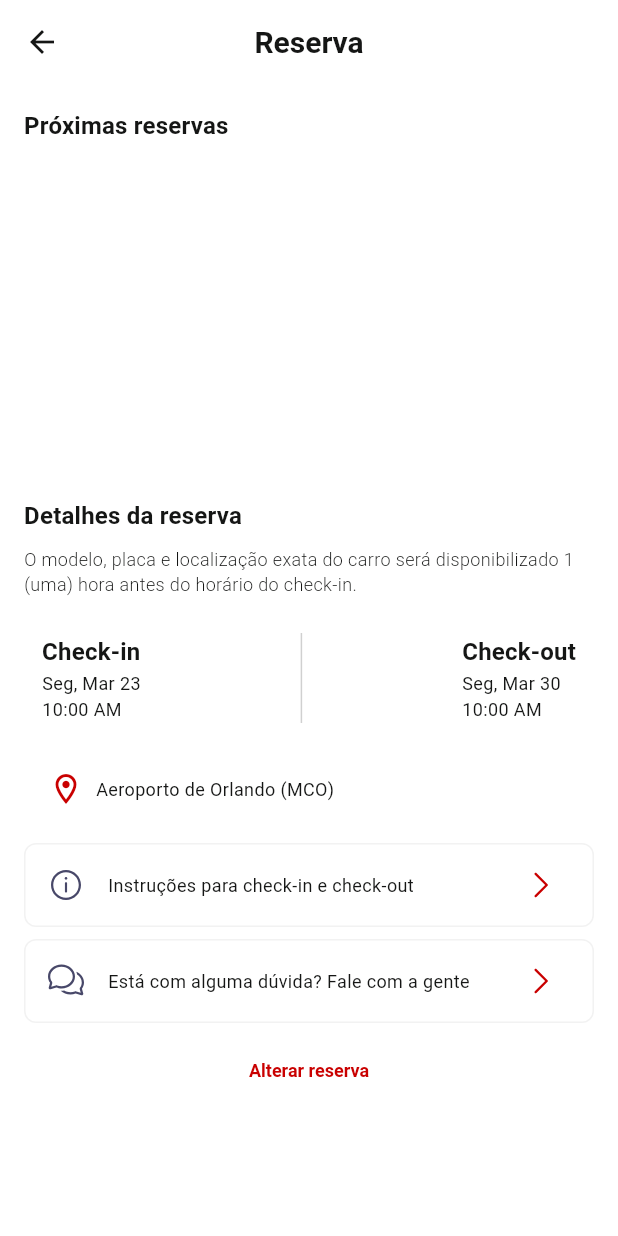
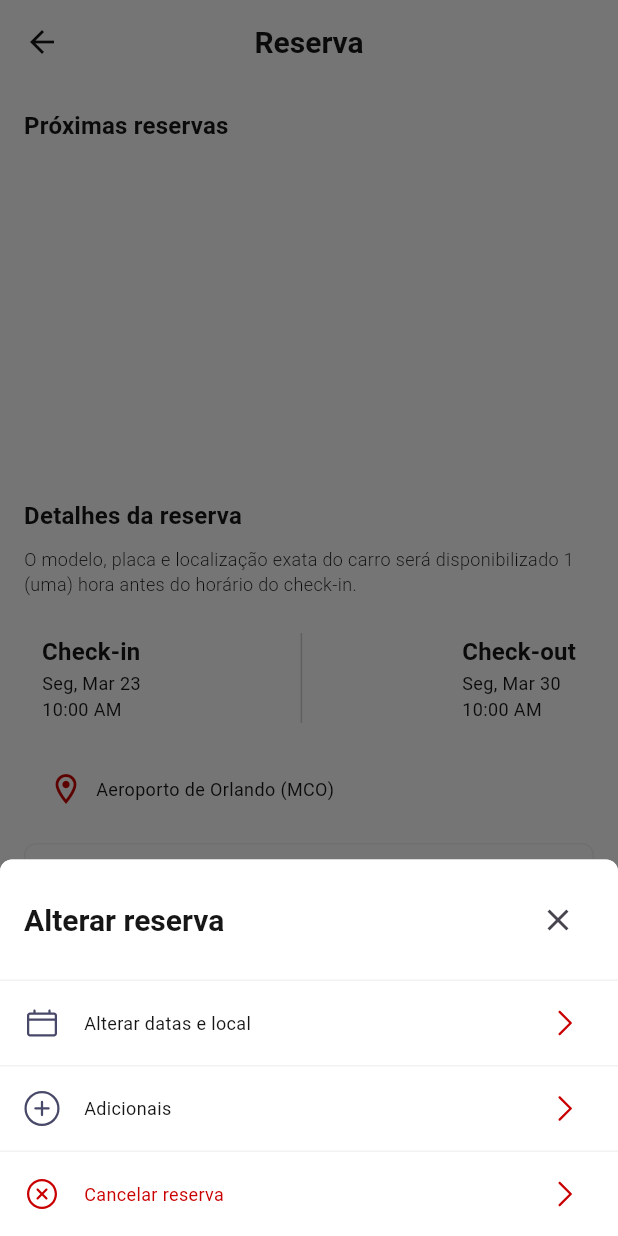
Before and after one commit to joas-barros/frc_prototype, a Flutter app: the ReservationPage screen opened directly with empty values, after a tap on "Alterar reserva", on a phone screen of 412 x 824 dp. Run offline on Flutter 3.47's test engine with Material 3 defaults, Android fonts, the phone set to English and light mode, and no system bars; drawn by our look-alikes of carousel_slider; our stand-ins replace app_links, flutter_dotenv, flutter_svg, supabase_flutter; accounts and stored records are empty.

Commit message:
style: ecit reservation modal

```diff
--- a/lib/app/ui/pages/reservation/reservation_page.dart
+++ b/lib/app/ui/pages/reservation/reservation_page.dart
@@ -1,6 +1,7 @@
 import 'package:carousel_slider/carousel_slider.dart';
 import 'package:florida_rental_car/app/ui/core/app_colors.dart';
 import 'package:florida_rental_car/app/ui/core/app_routes.dart';
+import 'package:florida_rental_car/app/ui/pages/reservation/widgets/edit_reservation_modal.dart';
 import 'package:florida_rental_car/app/ui/pages/reservation/widgets/option_cards.dart';
 import 'package:flutter/material.dart';
 
@@ -74,10 +75,12 @@ class _ReservationPageState extends State<ReservationPage> {
                         children: [
                           Text(
                             "Hyundai Tucson ou similares",
-                            style:
-                                Theme.of(context).textTheme.titleMedium?.copyWith(
-                                      color: Colors.white,
-                                    ),
+                            style: Theme.of(context)
+                                .textTheme
+                                .titleMedium
+                                ?.copyWith(
+                                  color: Colors.white,
+                                ),
                           ),
                           Text(
                             "Categoria SUV",
@@ -197,7 +200,8 @@ class _ReservationPageState extends State<ReservationPage> {
               OptionCards(
                 iconPath: "assets/imgs/icons/info.svg",
                 text: "Instruções para check-in e check-out",
-                onTap: () => Navigator.pushNamed(context, AppRoutes.instructions),
+                onTap: () =>
+                    Navigator.pushNamed(context, AppRoutes.instructions),
               ),
               SizedBox(height: 8),
               OptionCards(
@@ -207,7 +211,7 @@ class _ReservationPageState extends State<ReservationPage> {
               ),
               SizedBox(height: 8),
               TextButton(
-                onPressed: () {},
+                onPressed: () => _showEditReservationModal(context),
                 child: Text(
                   "Alterar reserva",
                   style: TextStyle(
@@ -221,4 +225,17 @@ class _ReservationPageState extends State<ReservationPage> {
       ),
     );
   }
+
+  _showEditReservationModal(BuildContext context) {
+    showModalBottomSheet(
+      context: context,
+      shape: const RoundedRectangleBorder(
+        borderRadius: BorderRadius.vertical(top: Radius.circular(8)),
+      ),
+      isScrollControlled: true,
+      builder: (context) {
+        return const EditReservationModal();
+      },
+    );
+  }
 }
--- /dev/null
+++ b/lib/app/ui/pages/reservation/widgets/edit_reservation_modal.dart
@@ -0,0 +1,110 @@
+import 'package:florida_rental_car/app/ui/core/app_colors.dart';
+import 'package:flutter/material.dart';
+import 'package:flutter_svg/svg.dart';
+
+class EditReservationModal extends StatelessWidget {
+  const EditReservationModal({super.key});
+
+  @override
+  Widget build(BuildContext context) {
+    return Container(
+      decoration: BoxDecoration(
+        color: Colors.white,
+        borderRadius: BorderRadius.vertical(top: Radius.circular(8)),
+      ),
+      child: Column(
+        mainAxisSize: MainAxisSize.min,
+        children: [
+          Padding(
+            padding: const EdgeInsets.all(16),
+            child: Row(
+              mainAxisAlignment: MainAxisAlignment.spaceBetween,
+              children: [
+                Text(
+                  'Alterar reserva',
+                  style: Theme.of(context).textTheme.titleLarge,
+                ),
+                IconButton(
+                  icon: Icon(Icons.close),
+                  onPressed: () {
+                    Navigator.of(context).pop();
+                  },
+                ),
+              ],
+            ),
+          ),
+          _buildDivider(),
+          ListTile(
+            leading: SvgPicture.asset(
+              "assets/imgs/icons/modal/calendar.svg",
+              width: 24,
+              height: 24,
+              color: AppColors.primaryIconColor,
+            ),
+            title: Text(
+              "Alterar datas e local",
+              style: Theme.of(context).textTheme.bodyMedium,
+            ),
+            trailing: SvgPicture.asset(
+              "assets/imgs/icons/arrow-right.svg",
+              width: 24,
+              height: 24,
+              color: AppColors.secundaryIconColor,
+            ),
+            onTap: (){},
+          ),
+          _buildDivider(),
+          ListTile(
+            leading: SvgPicture.asset(
+              "assets/imgs/icons/modal/adicional.svg",
+              width: 24,
+              height: 24,
+              color: AppColors.primaryIconColor,
+            ),
+            title: Text(
+              "Adicionais",
+              style: Theme.of(context).textTheme.bodyMedium,
+            ),
+            trailing: SvgPicture.asset(
+              "assets/imgs/icons/arrow-right.svg",
+              width: 24,
+              height: 24,
+              color: AppColors.secundaryIconColor,
+            ),
+            onTap: (){},
+          ),
+          _buildDivider(),
+          ListTile(
+            leading: SvgPicture.asset(
+              "assets/imgs/icons/modal/close-circle.svg",
+              width: 24,
+              height: 24,
+              color: AppColors.secundaryIconColor,
+            ),
+            title: Text(
+              "Cancelar reserva",
+              style: Theme.of(context).textTheme.bodyMedium?.copyWith(
+                color: AppColors.secundaryIconColor,
+              ),
+            ),
+            trailing: SvgPicture.asset(
+              "assets/imgs/icons/arrow-right.svg",
+              width: 24,
+              height: 24,
+              color: AppColors.secundaryIconColor,
+            ),
+            onTap: (){},
+          ),
+        ],
+      ),
+    );
+  }
+
+  Divider _buildDivider() {
+    return const Divider(
+      height: 1,
+      thickness: 1,
+      color: AppColors.unselectedIconColor,
+    );
+  }
+}
--- a/pubspec.yaml
+++ b/pubspec.yaml
@@ -92,6 +92,7 @@ flutter:
     - assets/imgs/icons/instructions/Key.svg
     - assets/imgs/icons/instructions/Ticket.svg
     - assets/imgs/icons/instructions/Walking.svg
+    - assets/imgs/icons/modal/
 
   # An image asset can refer to one or more resolution-specific "variants", see
   # https://flutter.dev/to/resolution-aware-images
```
Also changed, not shown: assets/imgs/icons/modal/adicional.svg (added), assets/imgs/icons/modal/calendar.svg (added), assets/imgs/icons/modal/close-circle.svg (added).
